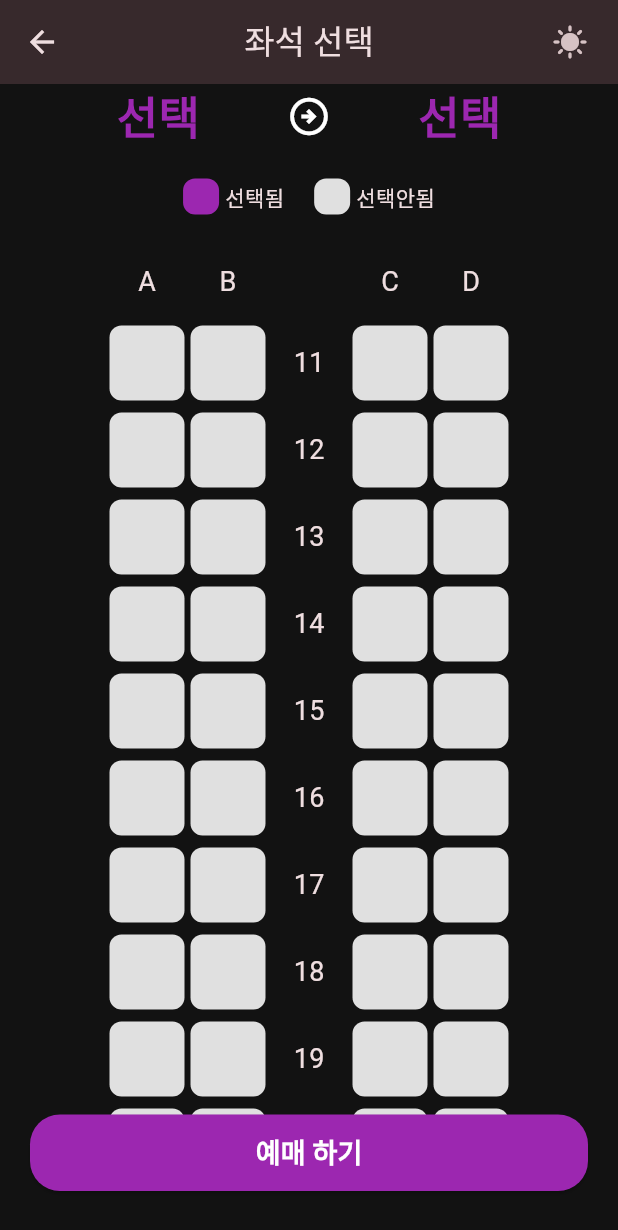
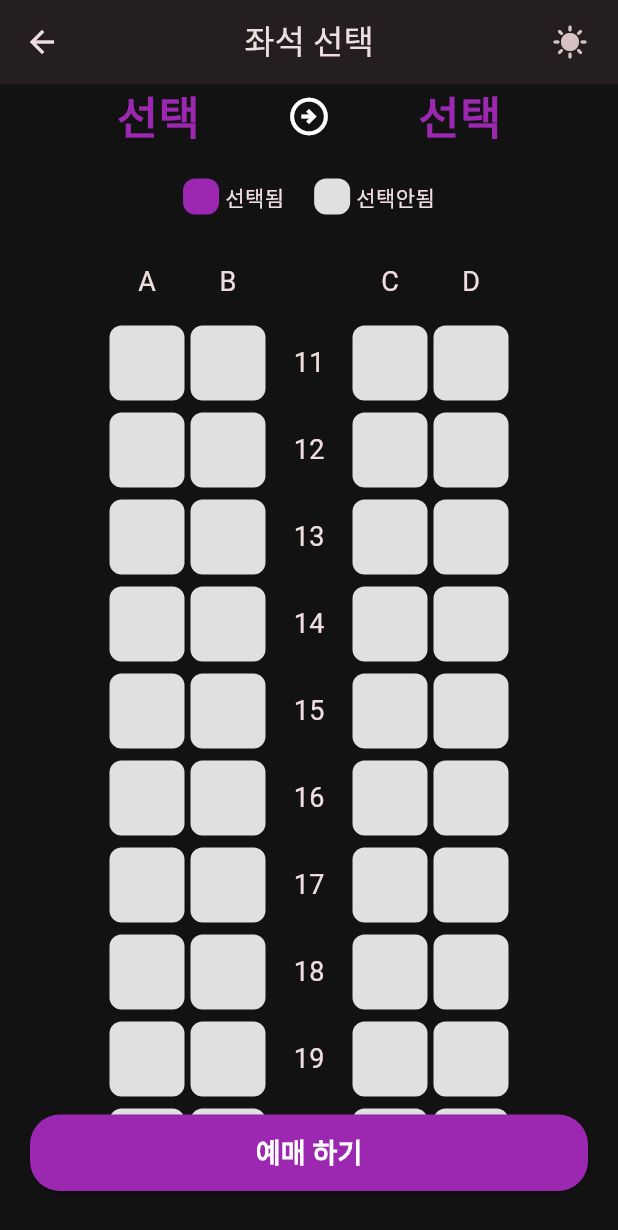
Before and after one commit to Hamiric/Train_Reservation_Service_PersonalProject, a Flutter app: the SeatPage screen opened by its route, scrolled down 576 dp, after a tap on the "mode night" icon, on a phone screen of 412 x 824 dp. Shown: the top 1230 px of the screen. Run offline on Flutter 3.47's test engine with Material 3 defaults, Android fonts, the phone set to English and light mode, and no system bars; our stand-ins replace get.

Commit message:
Fix : "On Scroll Change AppBar Color Issue"
스크롤 가능한 화면에서 스크롤시 앱바의 색상등이 바뀌는 버그 해결

```diff
--- a/lib/seat_page/seat_page.dart
+++ b/lib/seat_page/seat_page.dart
@@ -16,16 +16,21 @@ class SeatPage extends StatelessWidget {
       appBar: AppBar(
         centerTitle: true,
         title: Text('좌석 선택'),
+        backgroundColor: Colors.transparent,
+        // scrolledUnderElevation: 0,
         actions: [
           GestureDetector(
-            onTap: () {
-              Get.find<ThemeController>().changeThemeMode();
-            },
-            child: Icon(
-              Theme.of(context).colorScheme.brightness == Brightness.light ? Icons.mode_night : Icons.sunny,
-            )
+              onTap: () {
+                Get.find<ThemeController>().changeThemeMode();
+              },
+              child: Icon(
+                Theme.of(context).colorScheme.brightness == Brightness.light
+                    ? Icons.mode_night
+                    : Icons.sunny,
+              )),
+          SizedBox(
+            width: 20,
           ),
-          SizedBox(width: 20,),
         ],
       ),
       body: Padding(
@@ -38,7 +43,9 @@ class SeatPage extends StatelessWidget {
             RowNumberLabel(),
             Seats(),
             ReservationButton(),
-            SizedBox(height: 30,),
+            SizedBox(
+              height: 30,
+            ),
           ],
         ),
       ),
```
Also changed, not shown: 1 other file.
